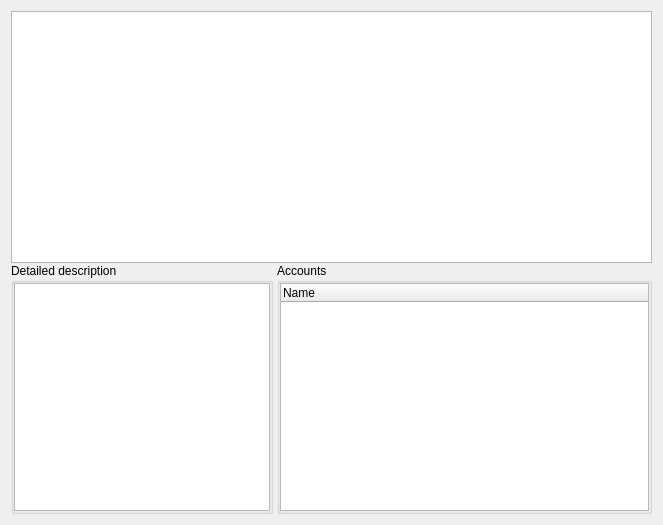
Before: the Qt Designer form kmymoney/widgets/kaccounttemplateselector.ui in KDE/kmymoney, drawn with Qt 5.
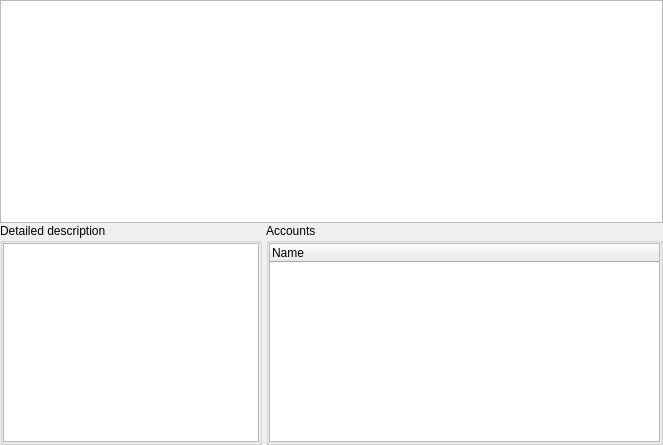
After: the same form once the commit is applied. Custom widgets are drawn as their Qt base class.

Commit message: Improve layout handling in new user dialog

Patch:
```diff
--- a/kmymoney/widgets/kaccounttemplateselector.ui
+++ b/kmymoney/widgets/kaccounttemplateselector.ui
@@ -7,10 +7,22 @@
     <x>0</x>
     <y>0</y>
     <width>663</width>
-    <height>525</height>
+    <height>445</height>
    </rect>
   </property>
-  <layout class="QGridLayout" name="gridLayout_3" rowstretch="0,0">
+  <layout class="QGridLayout" name="gridLayout_3" rowstretch="1,1">
+   <property name="leftMargin">
+    <number>0</number>
+   </property>
+   <property name="topMargin">
+    <number>0</number>
+   </property>
+   <property name="rightMargin">
+    <number>0</number>
+   </property>
+   <property name="bottomMargin">
+    <number>0</number>
+   </property>
    <property name="verticalSpacing">
     <number>0</number>
    </property>
```
The commit also changes 1 other file.
